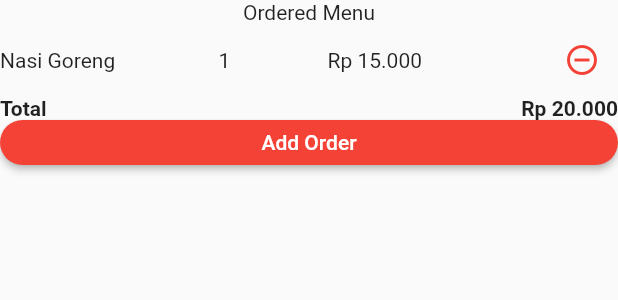
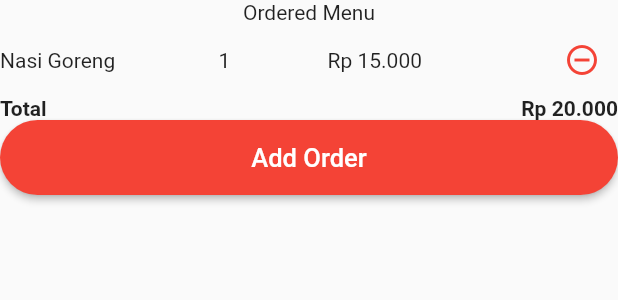
Before and after one commit to adityaer/diyo_test, a Flutter app: the TableAddOrderScreen widget shown alone on an empty page, opened directly with empty values, on a phone screen of 412 x 824 dp. Shown: the top 300 px of the screen. Run offline on Flutter 3.47's test engine with Material 2 defaults, Android fonts, the phone set to English and light mode, and no system bars; our stand-ins replace cached_network_image, dartz, dio, equatable, flutter_dotenv, flutter_spinkit and 3 more; missing offline and left inert: dio_logging_interceptor; accounts and stored records are empty; statements that could not run were skipped.

Commit message:
Add some logic for change state in widget

```diff
--- a/lib/data/datasources/app_remote_data_source.dart
+++ b/lib/data/datasources/app_remote_data_source.dart
@@ -1,6 +1,6 @@
 import 'package:dio/dio.dart';
 
-import '../../environtment/environment.dart';
+import '../../environment/environment.dart';
 import '../../utils/exception.dart';
 import '../models/menu_list_response.dart';
 
--- a/lib/data/datasources/db/database_helper.dart
+++ b/lib/data/datasources/db/database_helper.dart
@@ -102,7 +102,6 @@ class DatabaseHelper {
   }
 
   Future<void> updateColumnStatus(int id, int newStatus) async {
-    print('masuk kesini loh');
     final db = await database;
     int rowsAffected = await db!.update(
       _tblTableStatus,
--- a/lib/injection.dart
+++ b/lib/injection.dart
@@ -20,7 +20,7 @@ import 'domain/usecases/get_menu_list.dart';
 import 'domain/usecases/insert_order.dart';
 import 'domain/usecases/insert_status.dart';
 import 'domain/usecases/update_column_order_id.dart';
-import 'environtment/environment.dart';
+import 'environment/environment.dart';
 
 final locator = GetIt.instance;
 
--- a/lib/main.dart
+++ b/lib/main.dart
@@ -10,7 +10,7 @@ import 'package:flutter_dotenv/flutter_dotenv.dart';
 import 'package:provider/provider.dart';
 
 import 'constants/string.dart';
-import 'environtment/environment.dart';
+import 'environment/environment.dart';
 import 'injection.dart' as di;
 
 void main() async {
--- a/lib/presentation/pages/table/table_add_order_screen.dart
+++ b/lib/presentation/pages/table/table_add_order_screen.dart
@@ -33,11 +33,13 @@ class TableAddOrderScreen extends StatelessWidget {
         ),
         const TotalOrder(totalPrice: 20000),
         CustomElevatedButton(
-          height: 30,
+          height: 50,
           onTap: () {
             context.read<TablePageNotifier>().updateColumnStatus.execute(id, 3);
             context.read<TablePageNotifier>().updateMiddleScreen();
             context.read<TablePageNotifier>().updateRightSidescreen(3);
+            context.read<TablePageNotifier>().getSingleTableStatus(id);
+            context.read<TablePageNotifier>().fetchTableStatus();
           },
           label: StringConstants.addOrder,
           color: Colors.red,
--- a/lib/presentation/pages/table/table_make_order_screen.dart
+++ b/lib/presentation/pages/table/table_make_order_screen.dart
@@ -13,11 +13,12 @@ class TableMakeOrderScreen extends StatelessWidget {
   @override
   Widget build(BuildContext context) {
     return CustomElevatedButton(
-      height: 30,
+      height: 50,
       onTap: () {
         context.read<TablePageNotifier>().updateColumnStatus.execute(id, 2);
         context.read<TablePageNotifier>().updateMiddleScreen();
         context.read<TablePageNotifier>().updateRightSidescreen(2);
+        context.read<TablePageNotifier>().getSingleTableStatus(id);
       },
       label: StringConstants.makeAnOrder,
       color: Colors.red,
--- a/lib/presentation/pages/table/table_payment_screen.dart
+++ b/lib/presentation/pages/table/table_payment_screen.dart
@@ -74,6 +74,8 @@ class _TablePaymentScreenState extends State<TablePaymentScreen> {
                 .updateColumnStatus
                 .execute(widget.id, 0);
             context.read<TablePageNotifier>().updateRightSidescreen(0);
+            context.read<TablePageNotifier>().getSingleTableStatus(widget.id);
+            context.read<TablePageNotifier>().fetchTableStatus();
           },
           label: StringConstants.payment,
           color: Colors.red,
--- a/lib/presentation/providers/tablepage_notifier.dart
+++ b/lib/presentation/providers/tablepage_notifier.dart
@@ -88,7 +88,6 @@ class TablePageNotifier extends ChangeNotifier {
   }
 
   Future<void> getSingleTableStatus(int id) async {
-    print('memanggil');
     _state = RequestState.Loading;
     notifyListeners();
 
--- a/lib/widgets/custom_elevated_button.dart
+++ b/lib/widgets/custom_elevated_button.dart
@@ -23,7 +23,7 @@ class CustomElevatedButton extends StatelessWidget {
     this.isLoading = false,
     this.width = double.infinity,
     this.height = 47,
-    this.labelSize,
+    this.labelSize = 17,
     this.margin,
   }) : super(key: key);
 
@@ -40,7 +40,7 @@ class CustomElevatedButton extends StatelessWidget {
         style: ElevatedButton.styleFrom(
           backgroundColor: color ?? theme.primaryColor,
           shape: RoundedRectangleBorder(
-            borderRadius: BorderRadius.circular(15),
+            borderRadius: BorderRadius.circular(25),
           ),
         ),
         child: (isLoading == true)
@@ -60,10 +60,13 @@ class CustomElevatedButton extends StatelessWidget {
               )
             : (label == '' || label == null)
                 ? child
-                : Text(
-                    label ?? '',
-                    style: theme.textTheme.button
-                        ?.copyWith(fontSize: labelSize, color: Colors.white),
+                : Padding(
+                    padding: EdgeInsets.symmetric(vertical: 10),
+                    child: Text(
+                      label ?? '',
+                      style: theme.textTheme.button
+                          ?.copyWith(fontSize: labelSize, color: Colors.white),
+                    ),
                   ),
       ),
     );
--- a/lib/widgets/table_circle.dart
+++ b/lib/widgets/table_circle.dart
@@ -22,6 +22,7 @@ class _TableCircleState extends State<TableCircle> {
         onTap: () {
           final tablePageProvider = context.read<TablePageNotifier>();
           tablePageProvider.updateTableChoose(widget.tableStatus.id);
+          tablePageProvider.getSingleTableStatus(widget.tableStatus.id);
         },
         child: Container(
           width: 60,
@@ -60,7 +61,7 @@ class _TableCircleState extends State<TableCircle> {
                   default:
                     return Colors.white;
                 }
-              })(), // warna garis border
+              })(),
               width: 2.0,
             ),
           ),
```
Also changed, not shown: lib/presentation/pages/homepage/home_page.dart (+7 -1 lines), lib/presentation/pages/login/pin_page.dart (+13 -1 lines), lib/presentation/pages/table/table_availability_screen.dart (+6 -1 lines), lib/presentation/pages/table/table_current_bill_screen.dart (+7 -2 lines), lib/presentation/pages/table/table_print_qr_screen.dart (+11 -2 lines), lib/presentation/pages/table/table_status_screen.dart (+16 -22 lines), lib/environment/environment.dart (renamed from lib/environtment/environment.dart).
